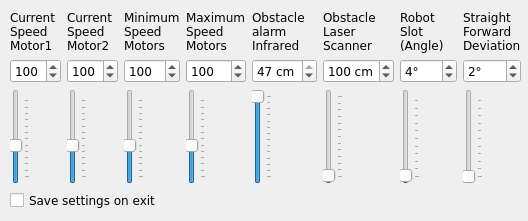
This is mrs/trunk/src/settings.ui in markusk/direcs as Qt 5 draws it before an edit. The edited form follows.
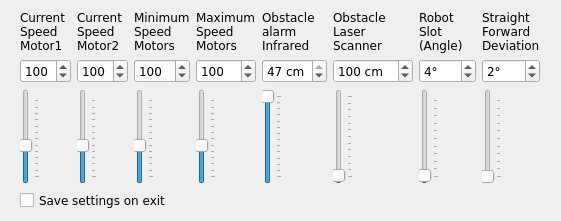
This is the edited form.

```diff
--- a/mrs/trunk/src/settings.ui
+++ b/mrs/trunk/src/settings.ui
@@ -5,7 +5,7 @@
    <rect>
     <x>0</x>
     <y>0</y>
-    <width>528</width>
+    <width>561</width>
     <height>221</height>
    </rect>
   </property>
@@ -17,7 +17,7 @@
     <rect>
      <x>10</x>
      <y>10</y>
-     <width>511</width>
+     <width>540</width>
      <height>201</height>
     </rect>
    </property>
```
Left out of the diff: 4 changed lines with no effect on the pictures.
